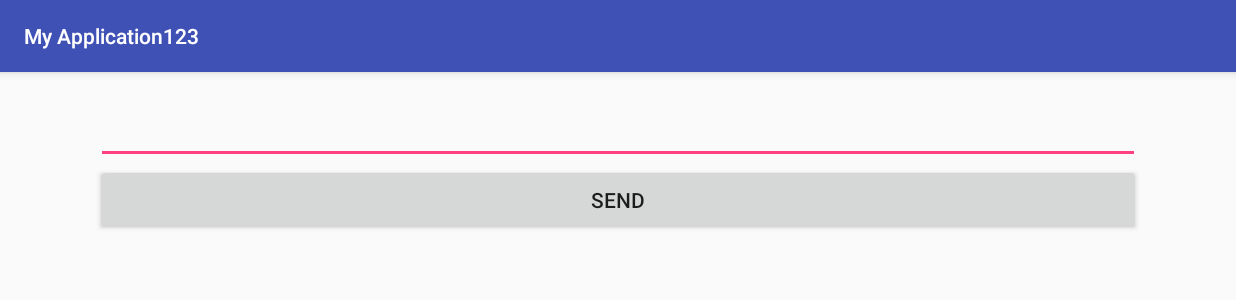
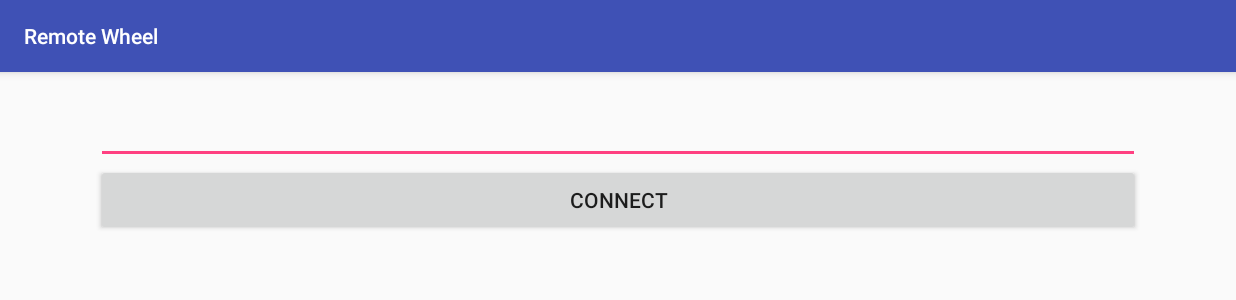
Before and after one commit to ilyamodder/androidlab-practice2016, an Android app: the screen it shows after launch (MainActivity), on a phone screen of 824 x 412 dp (held sideways). Shown: the top 300 px of the screen. Run offline under Robolectric (Android 15) with nearby library versions, the phone set to English and light mode, and no system bars; our stand-ins replace ButterKnife.

Commit message:
Some improvements

```diff
--- a/android-app/app/src/main/AndroidManifest.xml
+++ b/android-app/app/src/main/AndroidManifest.xml
@@ -17,6 +17,7 @@
             </intent-filter>
         </activity>
         <activity android:name=".GamePadActivity"
+            android:theme="@style/AppThemeNoActionBar"
             android:screenOrientation="landscape">
         </activity>
     </application>
--- a/android-app/app/src/main/res/layout/activity_main.xml
+++ b/android-app/app/src/main/res/layout/activity_main.xml
@@ -18,5 +18,5 @@
         android:layout_below="@+id/et"
         android:layout_width="match_parent"
         android:layout_height="wrap_content"
-        android:text="Send"/>
+        android:text="Connect"/>
 </RelativeLayout>
--- a/android-app/app/src/main/res/values/strings.xml
+++ b/android-app/app/src/main/res/values/strings.xml
@@ -1,3 +1,3 @@
 <resources>
-    <string name="app_name">My Application123</string>
+    <string name="app_name">Remote Wheel</string>
 </resources>
--- a/android-app/app/src/main/res/values/styles.xml
+++ b/android-app/app/src/main/res/values/styles.xml
@@ -8,4 +8,10 @@
         <item name="colorAccent">@color/colorAccent</item>
     </style>
 
+    <style name="AppThemeNoActionBar" parent="Theme.AppCompat.Light.NoActionBar">
+        <item name="colorPrimary">@color/colorPrimary</item>
+        <item name="colorPrimaryDark">@color/colorPrimaryDark</item>
+        <item name="colorAccent">@color/colorAccent</item>
+    </style>
+
 </resources>
```
Also changed, not shown: android-app/app/src/main/java/com/nazir/myapplication123/GamePadActivity.java (+7 -0 lines).
